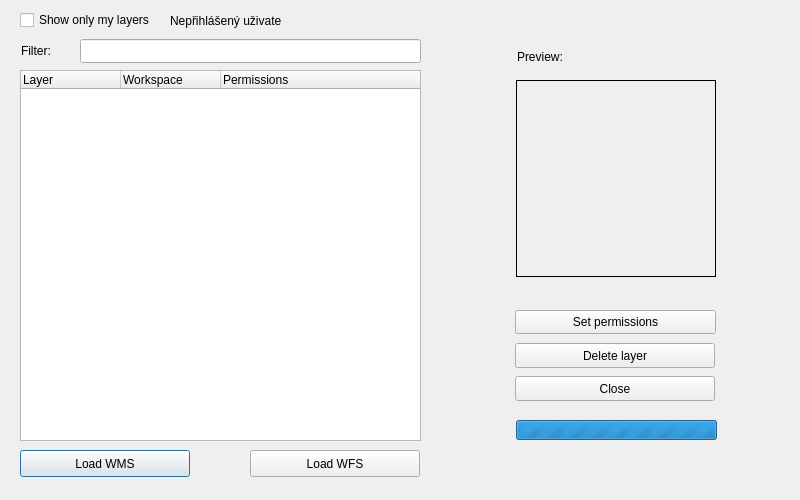
Above: dlg_addLayer.ui from LESPROJEKT/qgis-layman-plugin before the change. Below: the same form after it.
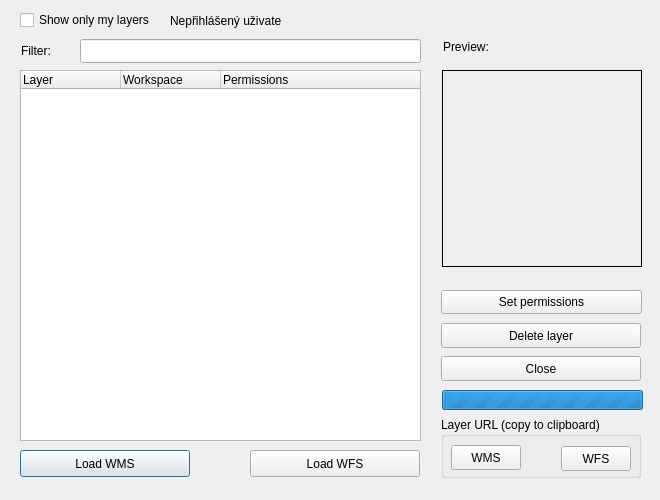
That is the form after the change. Custom widgets are drawn as their Qt base class.

Diff of the .ui file:
```diff
--- a/dlg_addLayer.ui
+++ b/dlg_addLayer.ui
@@ -9,7 +9,7 @@
    <rect>
     <x>0</x>
     <y>0</y>
-    <width>800</width>
+    <width>660</width>
     <height>500</height>
    </rect>
   </property>
@@ -21,13 +21,13 @@
   </property>
   <property name="minimumSize">
    <size>
-    <width>800</width>
+    <width>660</width>
     <height>500</height>
    </size>
   </property>
   <property name="maximumSize">
    <size>
-    <width>800</width>
+    <width>660</width>
     <height>500</height>
    </size>
   </property>
@@ -78,8 +78,8 @@
   <widget class="QPushButton" name="pushButton_close">
    <property name="geometry">
     <rect>
-     <x>515</x>
-     <y>376</y>
+     <x>441</x>
+     <y>356</y>
      <width>200</width>
      <height>25</height>
     </rect>
@@ -91,8 +91,8 @@
   <widget class="QLabel" name="label_thumbnail">
    <property name="geometry">
     <rect>
-     <x>516</x>
-     <y>80</y>
+     <x>442</x>
+     <y>70</y>
      <width>200</width>
      <height>197</height>
     </rect>
@@ -107,8 +107,8 @@
   <widget class="QLabel" name="label_2">
    <property name="geometry">
     <rect>
-     <x>517</x>
-     <y>50</y>
+     <x>443</x>
+     <y>40</y>
      <width>141</width>
      <height>13</height>
     </rect>
@@ -146,8 +146,8 @@
   <widget class="QPushButton" name="pushButton_delete">
    <property name="geometry">
     <rect>
-     <x>515</x>
-     <y>343</y>
+     <x>441</x>
+     <y>323</y>
      <width>200</width>
      <height>25</height>
     </rect>
@@ -175,8 +175,8 @@
    </property>
    <property name="geometry">
     <rect>
-     <x>516</x>
-     <y>420</y>
+     <x>442</x>
+     <y>390</y>
      <width>201</width>
      <height>20</height>
     </rect>
@@ -191,8 +191,8 @@
   <widget class="QPushButton" name="pushButton_setPermissions">
    <property name="geometry">
     <rect>
-     <x>515</x>
-     <y>310</y>
+     <x>441</x>
+     <y>290</y>
      <width>201</width>
      <height>24</height>
     </rect>
@@ -262,6 +262,45 @@
     <string>Nepřihlášený uživatel</string>
    </property>
   </widget>
+  <widget class="QGroupBox" name="groupBox">
+   <property name="geometry">
+    <rect>
+     <x>441</x>
+     <y>417</y>
+     <width>200</width>
+     <height>61</height>
+    </rect>
+   </property>
+   <property name="title">
+    <string>Layer URL (copy to clipboard)</string>
+   </property>
+   <widget class="QPushButton" name="pushButton_urlWms">
+    <property name="geometry">
+     <rect>
+      <x>10</x>
+      <y>28</y>
+      <width>70</width>
+      <height>25</height>
+     </rect>
+    </property>
+    <property name="text">
+     <string>WMS</string>
+    </property>
+   </widget>
+   <widget class="QPushButton" name="pushButton_urlWfs">
+    <property name="geometry">
+     <rect>
+      <x>120</x>
+      <y>29</y>
+      <width>70</width>
+      <height>25</height>
+     </rect>
+    </property>
+    <property name="text">
+     <string>WFS</string>
+    </property>
+   </widget>
+  </widget>
  </widget>
  <customwidgets>
   <customwidget>
```
